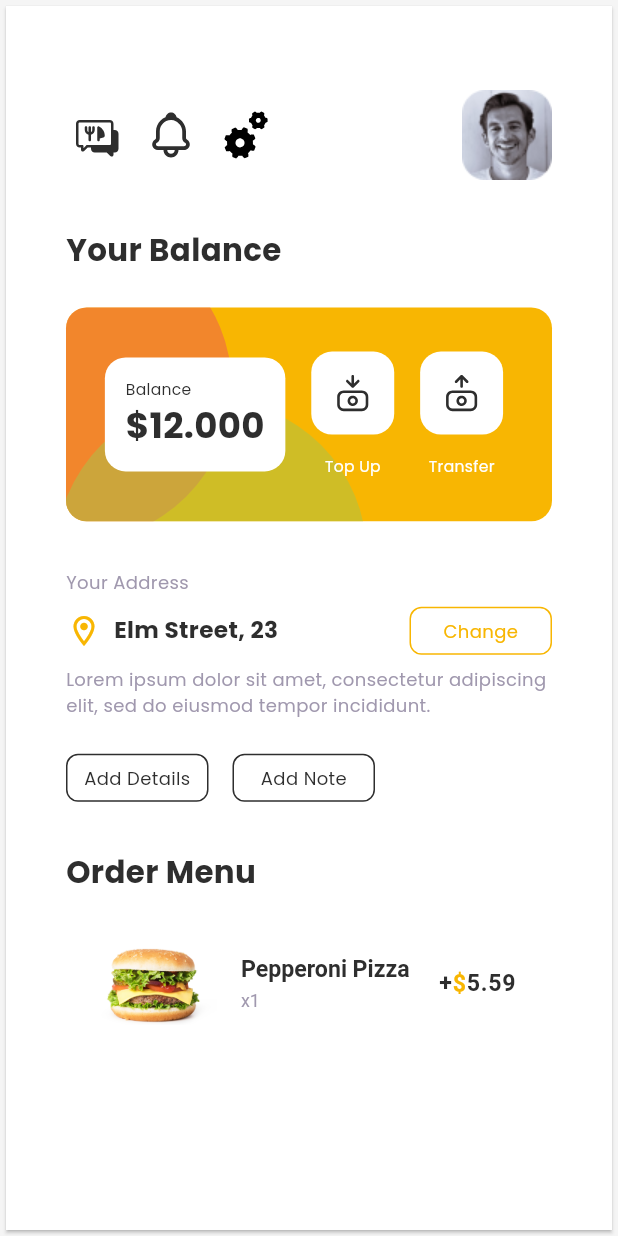
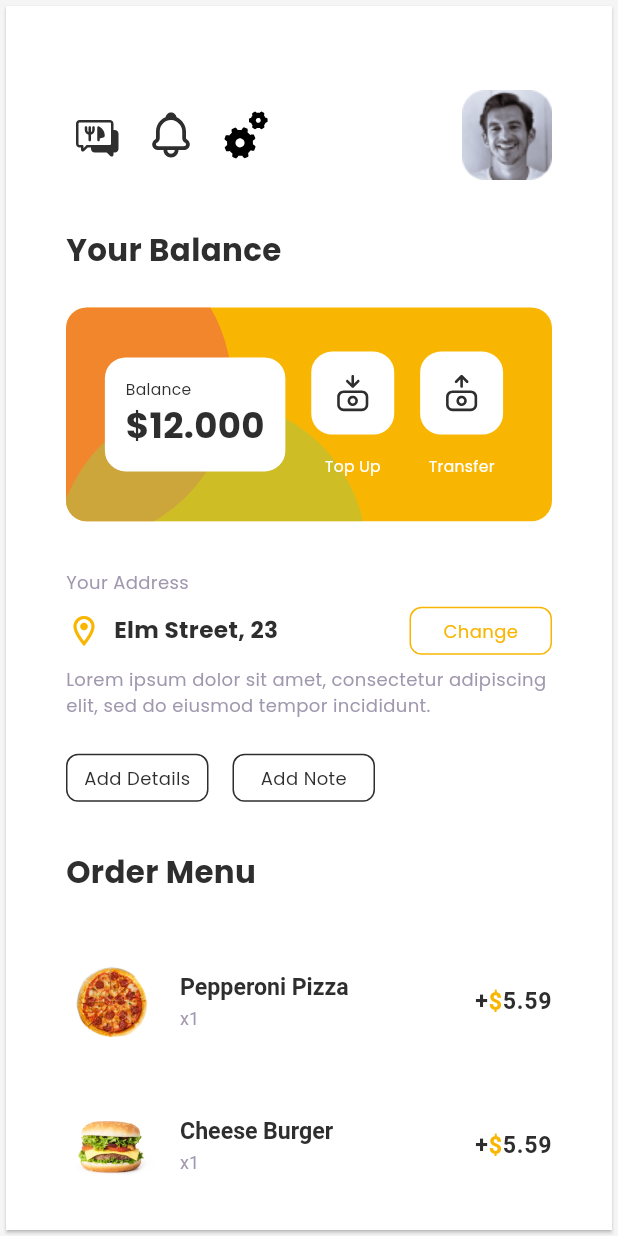
Before and after one commit to MohamedEssami20/simple_dashboard, a Flutter app: the BalanceSection widget shown alone on an empty page, opened directly, on a phone screen of 412 x 824 dp. Run offline on Flutter 3.47's test engine with Material 3 defaults, Android fonts, the light colour scheme and no system bars; our stand-ins replace flutter_svg, google_fonts.

Commit message:
create order menue item list view

```diff
--- /dev/null
+++ b/lib/models/order_menue_model.dart
@@ -0,0 +1,15 @@
+import '../helper/assets.dart';
+
+class OrderMenueModel {
+  final String title;
+  final String image;
+
+  OrderMenueModel({required this.title, required this.image});
+
+  static List<OrderMenueModel> orderMenue = [
+    OrderMenueModel(title: 'Pepperoni Pizza', image: Assets.assetsIconsPizza1),
+    OrderMenueModel(
+        title: 'Cheese Burger', image: Assets.assetsIconsCheeseBurger),
+    OrderMenueModel(title: 'Vegan Pizza', image: Assets.assetsIconsVeganPizza),
+  ];
+}
--- a/lib/widgets/balance_section.dart
+++ b/lib/widgets/balance_section.dart
@@ -16,6 +16,7 @@ class BalanceSection extends StatelessWidget {
       color: Colors.white,
       child: Padding(
         padding: EdgeInsets.only(left: 40, top: 56, right: 40),
+        child: SingleChildScrollView(
           child: Column(
             crossAxisAlignment: CrossAxisAlignment.start,
             children: [
@@ -35,6 +36,7 @@ class BalanceSection extends StatelessWidget {
             ],
           ),
         ),
+      ),
     );
   }
 }
--- a/lib/widgets/order_menue_item.dart
+++ b/lib/widgets/order_menue_item.dart
@@ -1,20 +1,22 @@
 import 'package:flutter/material.dart';
-
-import '../helper/assets.dart';
 import '../helper/constant.dart';
 import '../helper/font_styles.dart';
+import '../models/order_menue_model.dart';
 
 class OrderMenueItem extends StatelessWidget {
-  const OrderMenueItem({super.key});
-
+  const OrderMenueItem({super.key, required this.orderMenueModel});
+  final OrderMenueModel orderMenueModel;
   @override
   Widget build(BuildContext context) {
     return ListTile(
       minVerticalPadding: 4,
-      leading: const Image(
-        image: AssetImage(Assets.assetsIconsCheeseBurger),
+      contentPadding: const EdgeInsets.symmetric(vertical: 12),
+      leading: Image(
+        image: AssetImage(orderMenueModel.image),
+        width: 60,
+        height: 50,
       ),
-      title: const Text('Pepperoni Pizza'),
+      title: Text(orderMenueModel.title),
       subtitle: const Text('x1'),
       titleTextStyle: FontStyles().semiBold18(context).copyWith(
             color: Constant.black,
--- /dev/null
+++ b/lib/widgets/order_menue_item_list_view.dart
@@ -0,0 +1,22 @@
+import 'package:flutter/material.dart';
+
+import '../models/order_menue_model.dart';
+import 'order_menue_item.dart';
+
+class OrderMenueItemListView extends StatelessWidget {
+  const OrderMenueItemListView({super.key});
+
+  @override
+  Widget build(BuildContext context) {
+    return IntrinsicHeight(
+      child: Column(
+        crossAxisAlignment: CrossAxisAlignment.start,
+        mainAxisSize: MainAxisSize.max,
+        children: OrderMenueModel.orderMenue.asMap().entries.map((entry) {
+          var value = entry.value;
+          return OrderMenueItem(orderMenueModel: value);
+        }).toList(),
+      ),
+    );
+  }
+}
--- a/lib/widgets/order_menue_section.dart
+++ b/lib/widgets/order_menue_section.dart
@@ -1,8 +1,8 @@
-import 'package:dashboard_two/widgets/order_menue_item.dart';
+
 import 'package:flutter/material.dart';
-
 import '../helper/constant.dart';
 import '../helper/font_styles.dart';
+import 'order_menue_item_list_view.dart';
 
 class OrderMenueSection extends StatelessWidget {
   const OrderMenueSection({super.key});
@@ -19,7 +19,7 @@ class OrderMenueSection extends StatelessWidget {
                 color: Constant.black,
               ),
         ),
-        const OrderMenueItem(),
+        const OrderMenueItemListView(),
       ],
     );
   }
```
Lines whose indentation alone changed are shown as unchanged.
